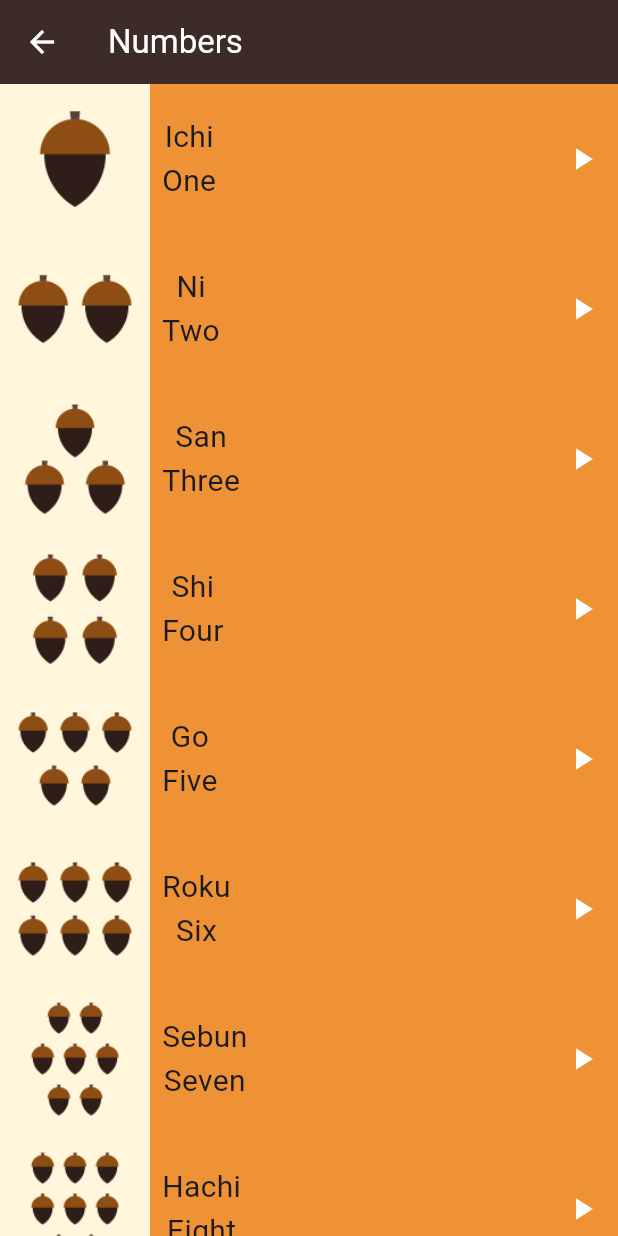
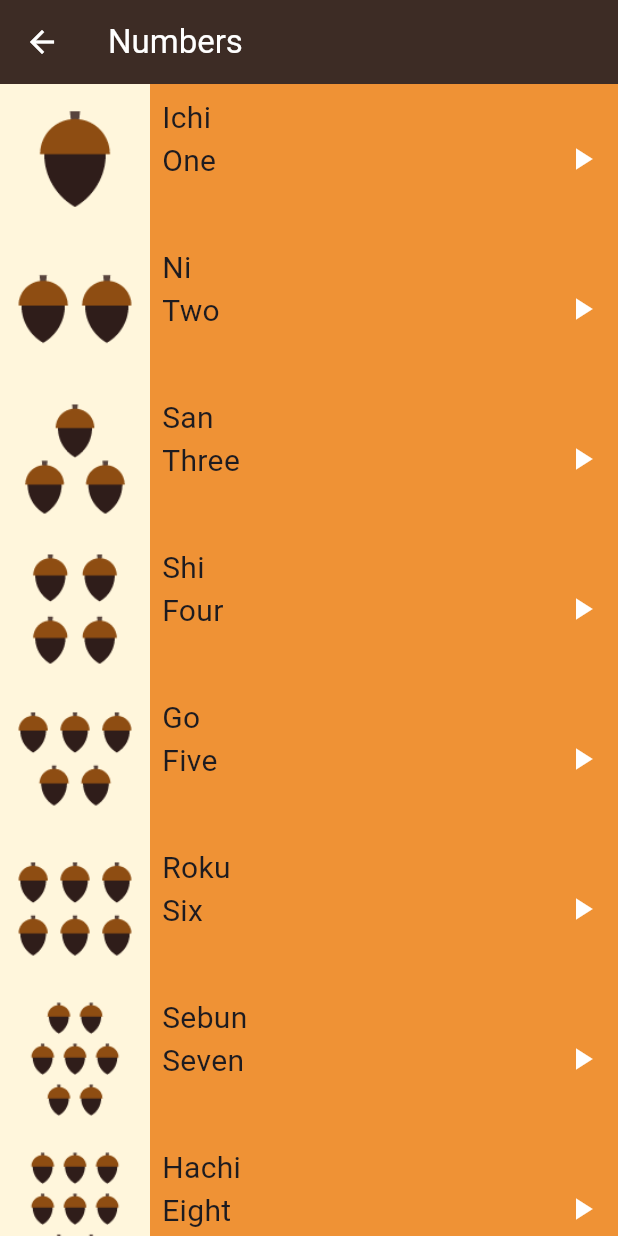
Before and after one commit to ZiadSala7/Language-learning-app, a Flutter app: the NumbersPage screen opened directly, on a phone screen of 412 x 824 dp. Run offline on Flutter 3.47's test engine with Material 3 defaults, Android fonts, the light colour scheme and no system bars; our stand-ins replace audioplayers.

Commit message:
complete refactor

```diff
--- a/lib/features/custom_item.dart
+++ b/lib/features/custom_item.dart
@@ -4,9 +4,11 @@ import 'package:language_learning_app/models/number_model.dart';
 
 class CustomCategory extends StatelessWidget {
   final ItemModel model;
+  final Color color;
   const CustomCategory({
     super.key,
     required this.model,
+    required this.color,
   });
 
   @override
@@ -14,7 +16,7 @@ class CustomCategory extends StatelessWidget {
     return Container(
       height: 100,
       width: double.infinity,
-      color: const Color(0xffEF9235),
+      color: color,
       child: Row(
         children: [
           Container(
@@ -24,7 +26,7 @@ class CustomCategory extends StatelessWidget {
           Padding(
             padding: const EdgeInsets.all(8.0),
             child: Column(
-              mainAxisAlignment: MainAxisAlignment.center,
+              crossAxisAlignment: CrossAxisAlignment.start,
               children: [
                 Text(
                   model.jpName,
--- a/lib/screens/family_members_page.dart
+++ b/lib/screens/family_members_page.dart
@@ -15,6 +15,7 @@ class FamilyMembersPage extends StatelessWidget {
         itemBuilder: (context, index) {
           return CustomCategory(
             model: family[index],
+            color: const Color(0xff558B37),
           );
         },
       ),
--- a/lib/screens/numbers_page.dart
+++ b/lib/screens/numbers_page.dart
@@ -13,7 +13,10 @@ class NumbersPage extends StatelessWidget {
       body: ListView.builder(
         itemCount: numbers.length,
         itemBuilder: (context, index) {
-          return CustomCategory(model: numbers[index]);
+          return CustomCategory(
+            model: numbers[index],
+            color: const Color(0xffEF9235),
+          );
         },
       ),
     );
```
